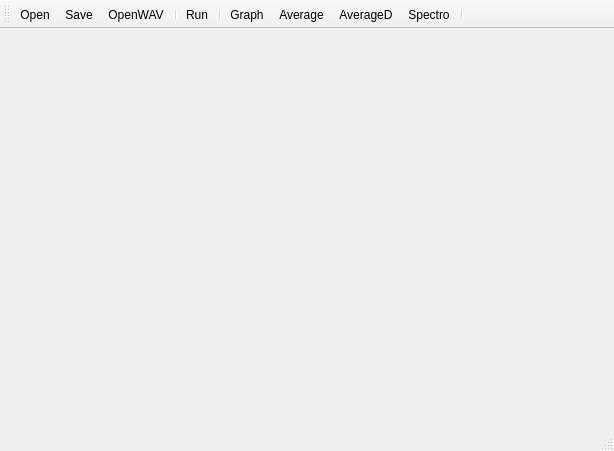
First picture: the form in mainwindow.ui, repository R1PeR/Sound-Diagnostic-Software, before the edit.
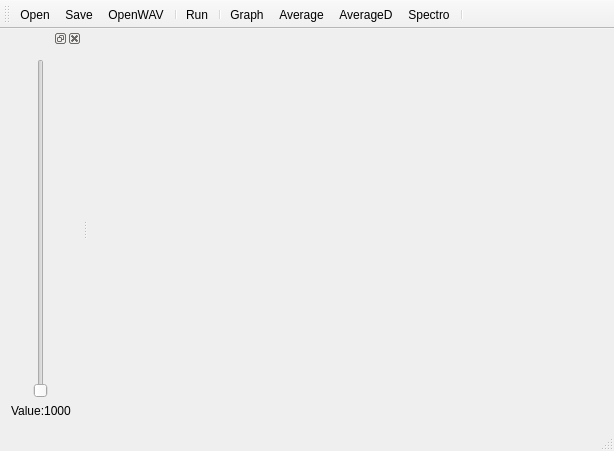
Second picture: the form after the edit. Icons and pictures are not drawn.

Patch:
```diff
--- a/mainwindow.ui
+++ b/mainwindow.ui
@@ -56,6 +56,47 @@
    <addaction name="separator"/>
   </widget>
   <widget class="QStatusBar" name="statusBar"/>
+  <widget class="QDockWidget" name="dockWidget_2">
+   <property name="allowedAreas">
+    <set>Qt::NoDockWidgetArea</set>
+   </property>
+   <attribute name="dockWidgetArea">
+    <number>1</number>
+   </attribute>
+   <widget class="QWidget" name="dockWidgetContents_2">
+    <layout class="QGridLayout" name="gridLayout_2">
+     <item row="2" column="0">
+      <widget class="QLabel" name="label">
+       <property name="sizePolicy">
+        <sizepolicy hsizetype="Fixed" vsizetype="Fixed">
+         <horstretch>0</horstretch>
+         <verstretch>0</verstretch>
+        </sizepolicy>
+       </property>
+       <property name="text">
+        <string>Value:1000</string>
+       </property>
+      </widget>
+     </item>
+     <item row="1" column="0">
+      <widget class="QSlider" name="verticalSlider">
+       <property name="sizePolicy">
+        <sizepolicy hsizetype="Preferred" vsizetype="Expanding">
+         <horstretch>0</horstretch>
+         <verstretch>0</verstretch>
+        </sizepolicy>
+       </property>
+       <property name="maximum">
+        <number>1000</number>
+       </property>
+       <property name="orientation">
+        <enum>Qt::Vertical</enum>
+       </property>
+      </widget>
+     </item>
+    </layout>
+   </widget>
+  </widget>
   <action name="actionRun">
    <property name="checkable">
     <bool>true</bool>
```
